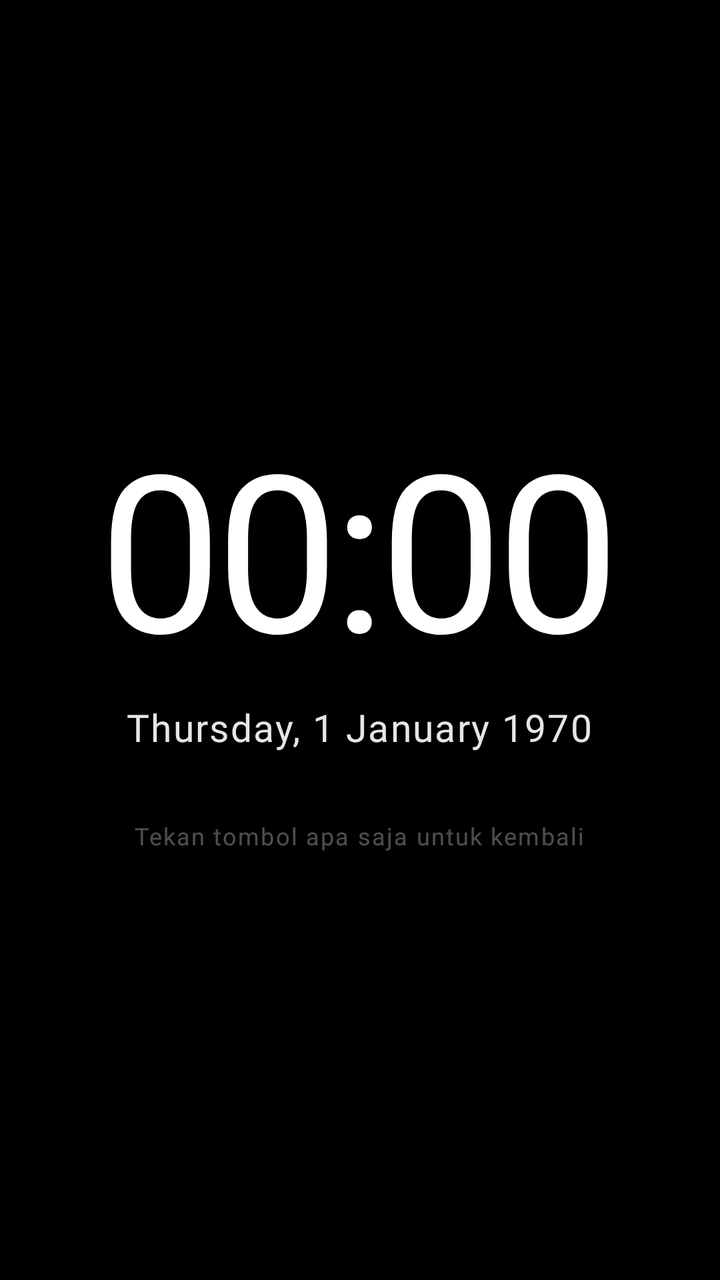
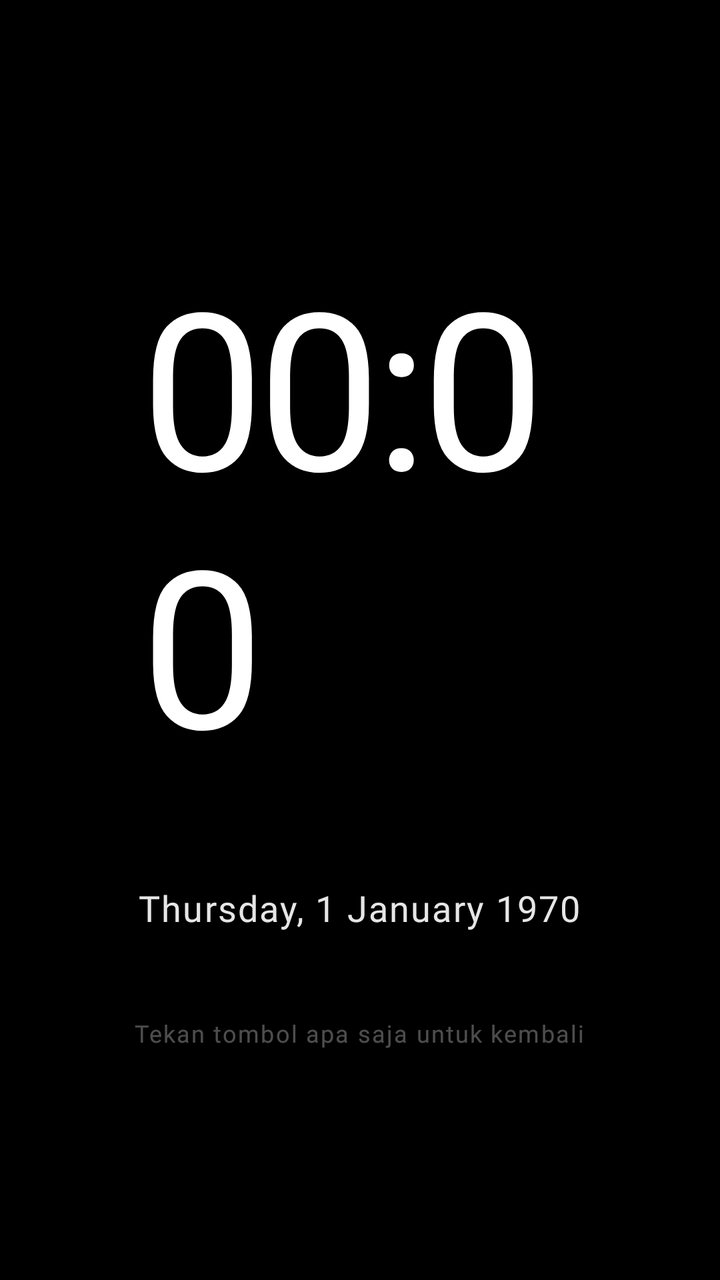

Before-and-after screenshots of an Android layout around one commit, followed by the original layout XML and the change that was made.
<!-- AndroidManifest.xml: application theme Theme.TvHome -->
<!-- res/layout/view_nightstand.xml -->
<?xml version="1.0" encoding="utf-8"?>
<FrameLayout xmlns:android="http://schemas.android.com/apk/res/android"
    android:id="@+id/nightstandRoot"
    android:layout_width="match_parent"
    android:layout_height="match_parent"
    android:background="#FF000000"
    android:clickable="true"
    android:focusable="true">

    <LinearLayout
        android:id="@+id/nightstandContent"
        android:layout_width="wrap_content"
        android:layout_height="wrap_content"
        android:layout_gravity="center"
        android:gravity="center"
        android:orientation="vertical">

        
        <LinearLayout
            android:layout_width="wrap_content"
            android:layout_height="wrap_content"
            android:gravity="center_vertical"
            android:orientation="horizontal">

            <TextClock
                android:id="@+id/nightstandClock"
                android:layout_width="wrap_content"
                android:layout_height="wrap_content"
                android:format12Hour="HH:mm"
                android:format24Hour="HH:mm"
                android:textColor="#FFFFFFFF"
                android:textSize="110sp"
                android:fontFamily="@font/outfit"
                android:fontVariationSettings="'wght' 400"
                android:letterSpacing="-0.03"
                android:shadowColor="#80000000"
                android:shadowDx="0"
                android:shadowDy="3"
                android:shadowRadius="10"
                android:includeFontPadding="false" />

            <TextClock
                android:id="@+id/nightstandAmPm"
                android:layout_width="wrap_content"
                android:layout_height="wrap_content"
                android:layout_marginStart="14dp"
                android:layout_marginBottom="26dp"
                android:layout_gravity="bottom"
                android:format12Hour=""
                android:format24Hour=""
                android:visibility="gone"
                android:textColor="#B3FFFFFF"
                android:textSize="22sp"
                android:fontFamily="@font/outfit"
                android:fontVariationSettings="'wght' 600"
                android:letterSpacing="0.08"
                android:textAllCaps="true"
                android:includeFontPadding="false" />
        </LinearLayout>

        
        <TextClock
            android:id="@+id/nightstandDate"
            android:layout_width="wrap_content"
            android:layout_height="wrap_content"
            android:layout_marginTop="10dp"
            android:format12Hour="EEEE, d MMMM yyyy"
            android:format24Hour="EEEE, d MMMM yyyy"
            android:textColor="#E6FFFFFF"
            android:textSize="19sp"
            android:fontFamily="@font/outfit"
            android:fontVariationSettings="'wght' 500"
            android:letterSpacing="0.04"
            android:shadowColor="#80000000"
            android:shadowDx="0"
            android:shadowDy="2"
            android:shadowRadius="5"
            android:includeFontPadding="false" />

        
        <TextView
            android:id="@+id/nightstandHijri"
            android:layout_width="wrap_content"
            android:layout_height="wrap_content"
            android:layout_marginTop="5dp"
            android:textColor="#D9E6E0D2"
            android:textSize="16sp"
            android:fontFamily="@font/outfit"
            android:fontVariationSettings="'wght' 400"
            android:letterSpacing="0.06"
            android:shadowColor="#80000000"
            android:shadowDx="0"
            android:shadowDy="2"
            android:shadowRadius="5"
            android:includeFontPadding="false"
            android:visibility="gone" />

        
        <TextView
            android:id="@+id/nightstandPrayer"
            android:layout_width="wrap_content"
            android:layout_height="wrap_content"
            android:layout_marginTop="20dp"
            android:paddingStart="20dp"
            android:paddingEnd="20dp"
            android:paddingTop="8dp"
            android:paddingBottom="8dp"
            android:background="@drawable/pill_bg"
            android:textColor="#FFFFFFFF"
            android:textSize="14sp"
            android:fontFamily="@font/outfit"
            android:fontVariationSettings="'wght' 500"
            android:letterSpacing="0.05"
            android:shadowColor="#80000000"
            android:shadowDx="0"
            android:shadowDy="1"
            android:shadowRadius="4"
            android:includeFontPadding="false"
            android:visibility="gone" />

        
        <TextView
            android:id="@+id/nightstandHint"
            android:layout_width="wrap_content"
            android:layout_height="wrap_content"
            android:layout_marginTop="36dp"
            android:text="Tekan tombol apa saja untuk kembali"
            android:textColor="#4DFFFFFF"
            android:textSize="12sp"
            android:fontFamily="@font/outfit"
            android:letterSpacing="0.06"
            android:includeFontPadding="false" />
    </LinearLayout>
</FrameLayout>
<!-- resources referenced by this layout -->
<resources>
  <!-- drawable pill_bg (drawable) -->
  <?xml version="1.0" encoding="utf-8"?>
  <selector xmlns:android="http://schemas.android.com/apk/res/android">
      <item android:state_focused="true">
          <shape android:shape="rectangle">
              <solid android:color="#99000000" />
              <stroke android:width="1dp" android:color="#66FFFFFF" />
              <corners android:radius="21dp" />
          </shape>
      </item>
      <item>
          <shape android:shape="rectangle">
              <solid android:color="#1FFFFFFF" />
              <stroke android:width="1dp" android:color="#47FFFFFF" />
              <corners android:radius="21dp" />
          </shape>
      </item>
  </selector>
  <style name="Theme.TvHome" parent="android:Theme.Material.NoActionBar.Fullscreen">
          <item name="android:windowBackground">@android:color/black</item>
          <item name="android:colorBackground">@android:color/black</item>
          <item name="android:windowAnimationStyle">@null</item>
          
          <item name="android:windowDisablePreview">true</item>
      </style>
</resources>

<!-- the commit's change to res/layout/view_nightstand.xml (unified diff, before → after) -->
@@ -13,12 +13,20 @@
         android:layout_height="wrap_content"
         android:layout_gravity="center"
         android:gravity="center"
+        android:clipChildren="false"
+        android:clipToPadding="false"
+        android:padding="28dp"
         android:orientation="vertical">
 
         
         <LinearLayout
+            android:id="@+id/nightstandClockCard"
             android:layout_width="wrap_content"
             android:layout_height="wrap_content"
+            android:paddingStart="44dp"
+            android:paddingEnd="44dp"
+            android:paddingTop="18dp"
+            android:paddingBottom="22dp"
             android:gravity="center_vertical"
             android:orientation="horizontal">
 
@@ -63,11 +71,15 @@
             android:id="@+id/nightstandDate"
             android:layout_width="wrap_content"
             android:layout_height="wrap_content"
-            android:layout_marginTop="10dp"
+            android:layout_marginTop="22dp"
+            android:paddingStart="24dp"
+            android:paddingEnd="24dp"
+            android:paddingTop="9dp"
+            android:paddingBottom="9dp"
             android:format12Hour="EEEE, d MMMM yyyy"
             android:format24Hour="EEEE, d MMMM yyyy"
             android:textColor="#E6FFFFFF"
-            android:textSize="19sp"
+            android:textSize="18sp"
             android:fontFamily="@font/outfit"
             android:fontVariationSettings="'wght' 500"
             android:letterSpacing="0.04"
